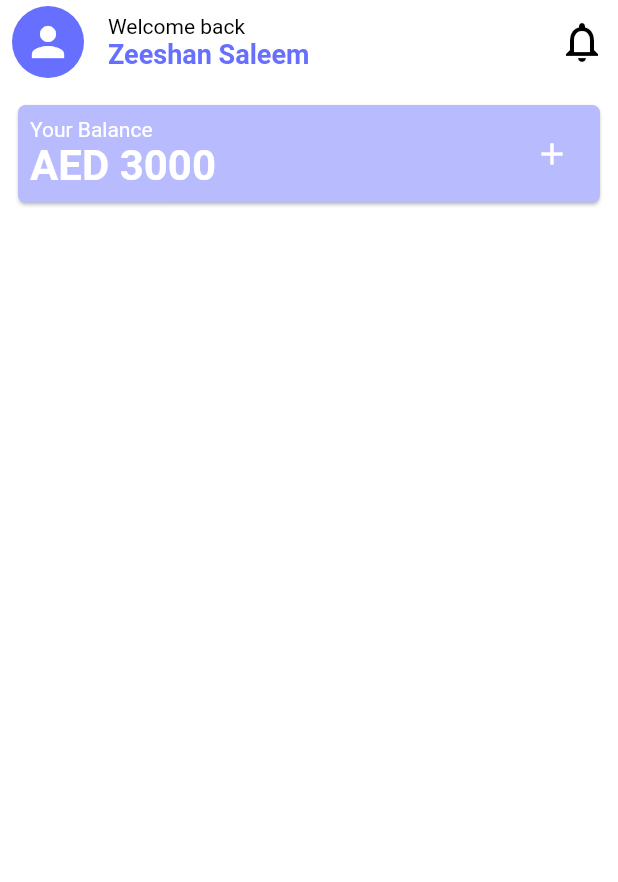
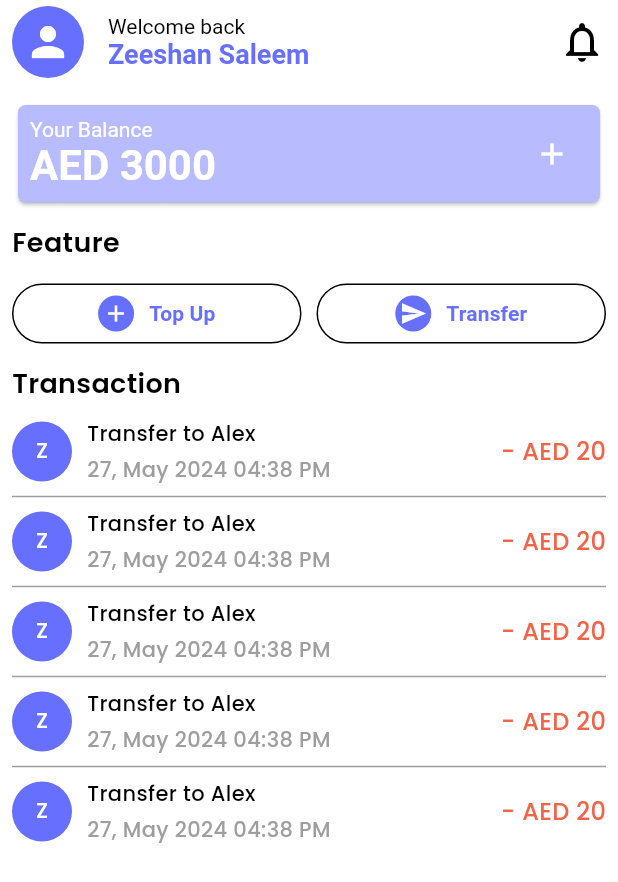
Before and after one commit to ZeeshanSalem/fh_assessment, a Flutter app: the screen it shows after launch, on a phone screen of 412 x 824 dp. Shown: the top 882 px of the screen. Run offline on Flutter 3.47's test engine with Material 3 defaults, Android fonts, the phone set to English and light mode, and no system bars; our stand-ins replace connectivity_plus, dio, equatable, flutter_bloc, get_it, go_router and 3 more.

Commit message:
home screen is designed

```diff
--- a/lib/features/home/presentation/ui/home_screen.dart
+++ b/lib/features/home/presentation/ui/home_screen.dart
@@ -45,14 +45,53 @@ class HomeScreen extends StatelessWidget {
           ),
         ],
       ),
-
       body: Padding(
         padding: const EdgeInsets.symmetric(horizontal: 8.0, vertical: 10),
         child: Column(
+          crossAxisAlignment: CrossAxisAlignment.start,
+          mainAxisAlignment: MainAxisAlignment.start,
           spacing: 10,
           children: [
-            ///
+            /// Total Balance  tile
             YourBalanceTile(),
+
+            /// Feature Action Buttons.
+            Text(
+              'Feature',
+              style: TextStyle(fontWeight: FontWeight.w600, fontSize: 18),
+            ),
+            Row(
+              spacing: 10,
+              children: [
+                Expanded(
+                  child: FeatureButton(
+                    btnIcon: Icons.add,
+                    btnName: 'Top Up',
+                    onPress: () {},
+                  ),
+                ),
+                Expanded(
+                  child: FeatureButton(
+                    btnIcon: Icons.send,
+                    btnName: 'Transfer',
+                    onPress: () {},
+                  ),
+                ),
+              ],
+            ),
+
+            ///  Transaction.
+            Text(
+              'Transaction',
+              style: TextStyle(fontWeight: FontWeight.w600, fontSize: 18),
+            ),
+
+            ListView.separated(
+              itemBuilder: (context, index) => TransactionTile(),
+              separatorBuilder: (context, index) => Divider(color: Colors.grey,),
+              itemCount: 5,
+              shrinkWrap: true,
+            ),
           ],
         ),
       ),
--- /dev/null
+++ b/lib/features/home/presentation/ui/widgets/feature_button.dart
@@ -0,0 +1,50 @@
+import 'package:flutter/material.dart';
+
+class FeatureButton extends StatelessWidget {
+  const FeatureButton({
+    super.key,
+    this.btnIcon,
+    this.onPress,
+    this.btnName,
+  });
+
+  ///  btnName(String): title of feature button.
+  final String? btnName;
+
+  /// btnIcon(IconData) : icon for feature Button.
+  final IconData? btnIcon;
+
+  /// onPressed(VoidCallback): it's a call back function,
+  final VoidCallback? onPress;
+
+  @override
+  Widget build(BuildContext context) {
+    return OutlinedButton(
+      onPressed: onPress,
+      child: Row(
+        spacing: 10,
+        mainAxisAlignment: MainAxisAlignment.center,
+        crossAxisAlignment: CrossAxisAlignment.center,
+        children: [
+          SizedBox(
+            width: 24,
+            height: 24,
+            child: CircleAvatar(
+              child: Icon(
+                btnIcon,
+                size: 18,
+              ),
+            ),
+          ),
+          Text(
+            '$btnName',
+            style: TextStyle(
+              fontSize: 14,
+              fontWeight: FontWeight.w600,
+            ),
+          ),
+        ],
+      ),
+    );
+  }
+}
--- /dev/null
+++ b/lib/features/home/presentation/ui/widgets/transaction_tile.dart
@@ -0,0 +1,52 @@
+import 'package:fh_assignment/core/utils/app_colors.dart';
+import 'package:flutter/material.dart';
+
+class TransactionTile extends StatelessWidget {
+  const TransactionTile({super.key});
+
+  @override
+  Widget build(BuildContext context) {
+    return Row(
+      spacing: 10,
+      crossAxisAlignment: CrossAxisAlignment.center,
+      mainAxisAlignment: MainAxisAlignment.start,
+      children: [
+        CircleAvatar(
+          child: Text(
+            'Z',
+            style: TextStyle(
+              fontSize: 14,
+            ),
+          ),
+        ),
+        Expanded(
+          child: Column(
+            spacing: 4,
+            crossAxisAlignment: CrossAxisAlignment.start,
+            mainAxisAlignment: MainAxisAlignment.start,
+            children: [
+              Text(
+                'Transfer to Alex',
+                style: TextStyle(
+                  fontSize: 14,
+                  color: Colors.black,
+                ),
+              ),
+              Text(
+                '27, May 2024 04:38 PM',
+                style: TextStyle(
+                  fontSize: 14,
+                  color: Colors.grey,
+                ),
+              ),
+            ],
+          ),
+        ),
+        Text(
+          '- AED 20',
+          style: TextStyle(fontSize: 16, color: CustomColors.error),
+        ),
+      ],
+    );
+  }
+}
--- a/lib/features/home/presentation/ui/widgets/widget.dart
+++ b/lib/features/home/presentation/ui/widgets/widget.dart
@@ -1 +1,3 @@
 export 'your_balance_tile.dart';
+export 'feature_button.dart';
+export 'transaction_tile.dart';
```
